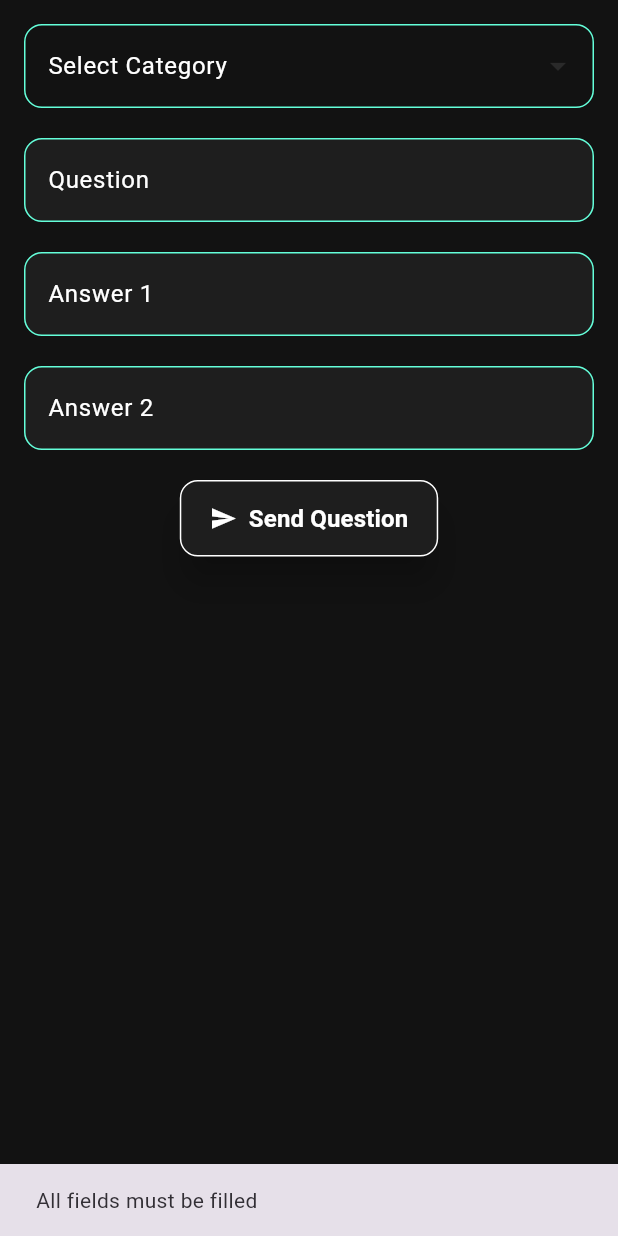
After one commit to bim-bim-bam-baam/flutter_front, a Flutter app: the AdminPage screen opened directly, after a tap on "Send Question", on a phone screen of 412 x 824 dp. The commit adds this screen. Run offline on Flutter 3.47's test engine with Material 3 defaults, Android fonts, the phone set to English and light mode, and no system bars; our stand-ins replace flutter_secure_storage, image_picker, shared_preferences, swipe_cards; accounts and stored records are empty; network calls fail.

Commit message:
create questions for admin

```diff
--- a/lib/screens/main_screen.dart
+++ b/lib/screens/main_screen.dart
@@ -1,4 +1,10 @@
 import 'package:flutter/material.dart';
+import 'package:flutter_application_1/constants/constants.dart';
+import 'package:flutter_application_1/screens/pages/admin_page.dart';
+import 'package:shared_preferences/shared_preferences.dart';
+import 'package:http/http.dart' as http;
+import 'dart:convert';
+
 import '../../screens/pages/people_page.dart';
 import '../../screens/pages/tests_page.dart';
 import '../../screens/pages/messenger_page.dart';
@@ -13,14 +19,55 @@ class MainScreen extends StatefulWidget {
 
 class _MainScreenState extends State<MainScreen> {
   int _currentIndex = 0;
+  bool _isAdmin = false; // Флаг для проверки статуса администратора
 
   final List<Widget> _pages = [
     const TestsPage(), // Tests
     const PeoplePage(), // People
     const MessengerPage(), // Messenger
+    const AdminPage(), // Admin
   ];
 
-  final List<String> _titles = ['Tests', 'People', 'Messenger'];
+  final List<String> _titles = ['Tests', 'People', 'Messenger', 'Create'];
+
+  @override
+  void initState() {
+    super.initState();
+    _checkAdminStatus(); // Проверка статуса администратора при старте
+  }
+
+  // Функция для проверки статуса админа
+  Future<void> _checkAdminStatus() async {
+    try {
+      final prefs = await SharedPreferences.getInstance();
+      final token = prefs.getString('jwt_token'); // Получаем токен из SharedPreferences
+
+      if (token == null) {
+        throw Exception('Token is not available');
+      }
+
+      // Отправка запроса на сервер для проверки статуса админа
+      final response = await http.get(
+        Uri.parse('$baseUrl/user/isAdmin'), // Замените на ваш URL
+        headers: {
+          'Authorization': 'Bearer $token',
+        },
+      );
+
+      if (response.statusCode == 200) {
+        print("!!!!!!!!!!!");
+        final data = response.body;
+        print(data);
+        setState(() {
+          _isAdmin = data == "true"; // Предполагается, что ответ содержит поле isAdmin
+        });
+      } else {
+        print('Failed to check admin status: ${response.body}');
+      }
+    } catch (e) {
+      print('Error checking admin status: $e');
+    }
+  }
 
   @override
   Widget build(BuildContext context) {
@@ -59,19 +106,24 @@ class _MainScreenState extends State<MainScreen> {
             _currentIndex = index;
           });
         },
-        items: const [
-          BottomNavigationBarItem(
+        items: [
+          const BottomNavigationBarItem(
             icon: Icon(Icons.library_books),
             label: 'Tests',
           ),
-          BottomNavigationBarItem(
+          const BottomNavigationBarItem(
             icon: Icon(Icons.people),
             label: 'People',
           ),
-          BottomNavigationBarItem(
+          const BottomNavigationBarItem(
             icon: Icon(Icons.message),
             label: 'Messenger',
           ),
+          if (_isAdmin) // Добавляем пункт "Admin" только если это администратор
+            const BottomNavigationBarItem(
+              icon: Icon(Icons.admin_panel_settings),
+              label: 'Admin',
+            ),
         ],
       ),
     );
--- /dev/null
+++ b/lib/screens/pages/admin_page.dart
@@ -0,0 +1,280 @@
+import 'dart:convert';
+import 'dart:typed_data';
+import 'package:flutter/material.dart';
+import 'package:http/http.dart' as http;
+import 'package:shared_preferences/shared_preferences.dart';
+
+import '../../constants/constants.dart';
+
+String decodeUtf8(String input) {
+  return utf8.decode(Uint8List.fromList(input.codeUnits));
+}
+
+class AdminPage extends StatefulWidget {
+  const AdminPage({super.key});
+
+  @override
+  State<AdminPage> createState() => _AdminPageState();
+}
+
+class _AdminPageState extends State<AdminPage> {
+  String _selectedCategory = ''; // Переменная для выбранной категории
+  List<String> _categories = []; // Список категорий
+  Map<String, String> _categoryMap = {}; // Словарь для ID категорий
+  bool isLoading = true;
+
+  // Переменные для текстовых полей
+  TextEditingController _questionController = TextEditingController();
+  TextEditingController _answerLeftController = TextEditingController();
+  TextEditingController _answerRightController = TextEditingController();
+
+  @override
+  void initState() {
+    super.initState();
+    _loadCategories();
+  }
+
+  // Получаем категории с бэкенда
+  Future<void> _loadCategories() async {
+    try {
+      final response = await http.get(Uri.parse('$baseUrl/category/all'));
+      if (response.statusCode == 200) {
+        final data = json.decode(response.body) as List;
+
+        setState(() {
+          _categories = data.map((category) {
+            var name = category['name'];
+            return name is String ? name : name.toString(); // Убедимся, что это строка
+          }).toList();
+
+          // Создание map для категорий и их ID
+          _categoryMap = {
+            for (var item in data)
+              item['name'] is String ? item['name'] : item['name'].toString():
+                  (item['id'] is String ? item['id'] : item['id'].toString())
+          };
+
+          // Если категории доступны, выбираем первую
+          if (_categories.isNotEmpty) {
+            _selectedCategory = _categories[0];
+            isLoading = false;
+          }
+        });
+      } else {
+        throw Exception('Failed to load categories');
+      }
+    } catch (e) {
+      print('Error loading categories: $e');
+      setState(() {
+        isLoading = false;
+      });
+    }
+  }
+
+  Future<void> _sendQuestion() async {
+  if (_questionController.text.trim().isEmpty ||
+      _answerLeftController.text.trim().isEmpty ||
+      _answerRightController.text.trim().isEmpty) {
+    ScaffoldMessenger.of(context).showSnackBar(
+      const SnackBar(content: Text('All fields must be filled')),
+    );
+    return;
+  }
+
+  try {
+    final prefs = await SharedPreferences.getInstance();
+    final token = prefs.getString('jwt_token');
+
+    if (token == null) {
+      throw Exception('Token not found');
+    }
+
+    final questionContent = _questionController.text.trim();
+    final answerLeft = _answerLeftController.text.trim();
+    final answerRight = _answerRightController.text.trim();
+    final categoryId = _categoryMap[_selectedCategory];
+
+    if (categoryId == null) {
+      ScaffoldMessenger.of(context).showSnackBar(
+        const SnackBar(content: Text('Category is not selected')),
+      );
+      return;
+    }
+
+    // Формируем строку, которую отправим на сервер
+    final requestBody = '''
+{
+  "questionContent": "$questionContent",
+  "answerLeft": "$answerLeft",
+  "answerRight": "$answerRight",
+  "categoryId": $categoryId
+}
+''';
+
+    final response = await http.post(
+      Uri.parse('$baseUrl/question/add'),
+      headers: {
+        'Authorization': 'Bearer $token',
+        'Content-Type': 'application/json', // Указываем, что это JSON
+      },
+      body: requestBody, // Отправляем строку как тело запроса
+    );
+
+    if (response.statusCode == 200) {
+      print('Question added successfully');
+      setState(() {
+        _questionController.clear();
+        _answerLeftController.clear();
+        _answerRightController.clear();
+      });
+      ScaffoldMessenger.of(context).showSnackBar(
+        const SnackBar(content: Text('Question added successfully')),
+      );
+    } else {
+      print('Failed to add question: ${response.body}');
+      ScaffoldMessenger.of(context).showSnackBar(
+        SnackBar(content: Text('Error: ${response.body}')),
+      );
+    }
+  } catch (e) {
+    print('Error sending question: $e');
+    ScaffoldMessenger.of(context).showSnackBar(
+      SnackBar(content: Text('Error: ${e.toString()}')),
+    );
+  }
+}
+
+
+  @override
+  Widget build(BuildContext context) {
+    return Scaffold(
+      backgroundColor: const Color(0xFF121212),
+      body: Padding(
+        padding: const EdgeInsets.all(16.0),
+        child: Column(
+          children: [
+            // Дропдаун для выбора категории
+            isLoading
+                ? const Center(child: CircularProgressIndicator())
+                : DropdownButtonFormField<String>(
+                    value: _selectedCategory.isEmpty ? null : _selectedCategory,
+                    decoration: InputDecoration(
+                      labelText: 'Select Category',
+                      labelStyle: const TextStyle(color: Colors.white),
+                      border: OutlineInputBorder(
+                        borderRadius: BorderRadius.circular(12),
+                      ),
+                      enabledBorder: OutlineInputBorder(
+                        borderSide: const BorderSide(color: Color(0xFF64FFDA)),
+                        borderRadius: BorderRadius.circular(12),
+                      ),
+                    ),
+                    dropdownColor: const Color(0xFF1E1E1E),
+                    style: const TextStyle(color: Colors.white),
+                    items: _categories
+                        .map((category) => DropdownMenuItem(
+                              value: category,
+                              child: Text(category),
+                            ))
+                        .toList(),
+                    onChanged: (value) {
+                      setState(() {
+                        _selectedCategory = value!;
+                      });
+                    },
+                  ),
+            const SizedBox(height: 20),
+
+            // Текстовое поле для ввода вопроса
+            TextField(
+              controller: _questionController,
+              style: const TextStyle(color: Colors.white),
+              decoration: InputDecoration(
+                labelText: 'Question',
+                labelStyle: const TextStyle(color: Colors.white),
+                filled: true,
+                fillColor: const Color(0xFF1E1E1E),
+                border: OutlineInputBorder(
+                  borderRadius: BorderRadius.circular(12),
+                ),
+                enabledBorder: OutlineInputBorder(
+                  borderSide: const BorderSide(color: Color(0xFF64FFDA)),
+                  borderRadius: BorderRadius.circular(12),
+                ),
+              ),
+            ),
+            const SizedBox(height: 20),
+
+            // Текстовое поле для варианта ответа 1
+            TextField(
+              controller: _answerLeftController,
+              style: const TextStyle(color: Colors.white),
+              decoration: InputDecoration(
+                labelText: 'Answer 1',
+                labelStyle: const TextStyle(color: Colors.white),
+                filled: true,
+                fillColor: const Color(0xFF1E1E1E),
+                border: OutlineInputBorder(
+                  borderRadius: BorderRadius.circular(12),
+                ),
+                enabledBorder: OutlineInputBorder(
+                  borderSide: const BorderSide(color: Color(0xFF64FFDA)),
+                  borderRadius: BorderRadius.circular(12),
+                ),
+              ),
+            ),
+            const SizedBox(height: 20),
+
+            // Текстовое поле для варианта ответа 2
+            TextField(
+              controller: _answerRightController,
+              style: const TextStyle(color: Colors.white),
+              decoration: InputDecoration(
+                labelText: 'Answer 2',
+                labelStyle: const TextStyle(color: Colors.white),
+                filled: true,
+                fillColor: const Color(0xFF1E1E1E),
+                border: OutlineInputBorder(
+                  borderRadius: BorderRadius.circular(12),
+                ),
+                enabledBorder: OutlineInputBorder(
+                  borderSide: const BorderSide(color: Color(0xFF64FFDA)),
+                  borderRadius: BorderRadius.circular(12),
+                ),
+              ),
+            ),
+            const SizedBox(height: 20),
+
+            // Неоновая кнопка для отправки вопроса
+            ElevatedButton(
+              onPressed: _sendQuestion,
+              style: ElevatedButton.styleFrom(
+                padding: const EdgeInsets.symmetric(horizontal: 20, vertical: 14),
+                backgroundColor: const Color(0xFF1E1E1E),
+                shape: RoundedRectangleBorder(
+                  borderRadius: BorderRadius.circular(12),
+                ),
+                side: const BorderSide(color: Colors.white),
+              ),
+              child: const Row(
+                mainAxisSize: MainAxisSize.min,
+                children: [
+                  Icon(Icons.send, color: Colors.white),
+                  SizedBox(width: 8),
+                  Text(
+                    'Send Question',
+                    style: TextStyle(
+                      color: Colors.white,
+                      fontSize: 16,
+                      fontWeight: FontWeight.bold,
+                    ),
+                  ),
+                ],
+              ),
+            ),
+          ],
+        ),
+      ),
+    );
+  }
+}
```
